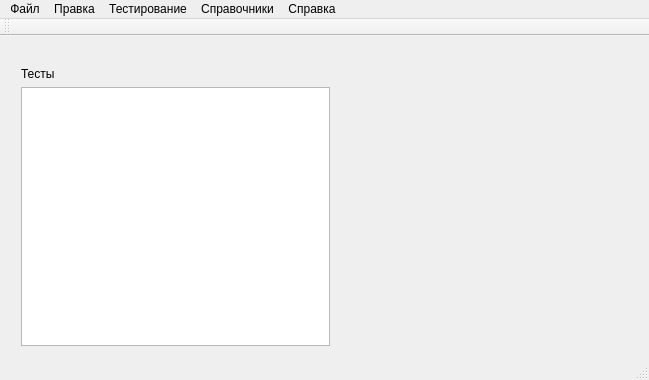
Above: mainwindow.ui from a-nizam/testing before the change. Below: the same form after it.
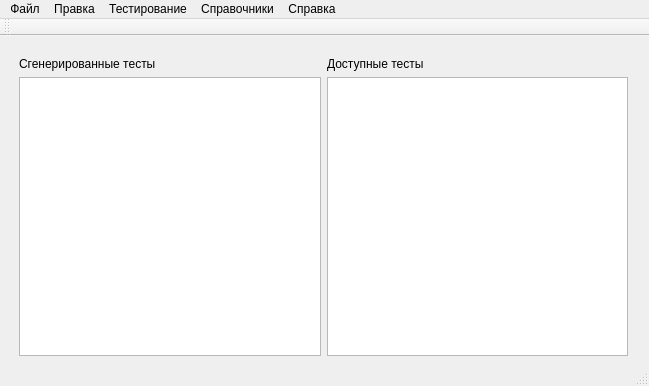
That is the form after the change.

The edit to the form file:
```diff
--- a/mainwindow.ui
+++ b/mainwindow.ui
@@ -7,7 +7,7 @@
     <x>0</x>
     <y>0</y>
     <width>649</width>
-    <height>380</height>
+    <height>386</height>
    </rect>
   </property>
   <property name="windowTitle">
@@ -17,17 +17,19 @@
    <widget class="QWidget" name="verticalLayoutWidget">
     <property name="geometry">
      <rect>
-      <x>10</x>
-      <y>20</y>
-      <width>331</width>
-      <height>301</height>
+      <x>8</x>
+      <y>10</y>
+      <width>631</width>
+      <height>321</height>
      </rect>
     </property>
+    <layout class="QHBoxLayout" name="horizontalLayout">
+     <item>
     <layout class="QVBoxLayout" name="verticalLayout">
      <item>
       <widget class="QLabel" name="label">
        <property name="text">
-        <string>Тесты</string>
+          <string>Сгенерированные тесты</string>
        </property>
       </widget>
      </item>
@@ -35,6 +37,26 @@
       <widget class="QTableView" name="tableViewTests"/>
      </item>
     </layout>
+     </item>
+     <item>
+      <layout class="QVBoxLayout" name="verticalLayout_2">
+       <item>
+        <widget class="QLabel" name="label_2">
+         <property name="text">
+          <string>Доступные тесты</string>
+         </property>
+        </widget>
+       </item>
+       <item>
+        <widget class="QTableView" name="tableViewAvailable">
+         <property name="contextMenuPolicy">
+          <enum>Qt::NoContextMenu</enum>
+         </property>
+        </widget>
+       </item>
+      </layout>
+     </item>
+    </layout>
    </widget>
   </widget>
   <widget class="QMenuBar" name="menuBar">
```
Left out of the diff: 11 changed lines with no effect on the pictures. Lines whose indentation alone changed are shown as unchanged.
